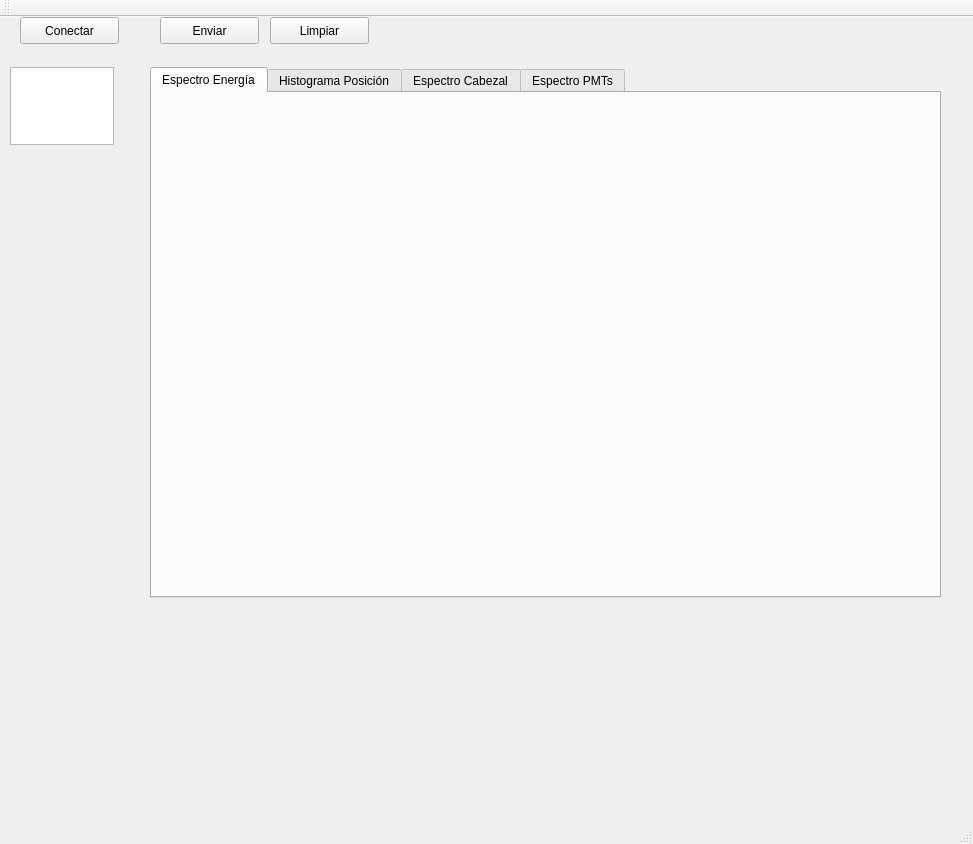
This is mainwindow.ui in dpirlo/qt-mca as Qt 5 draws it before an edit. The edited form follows.
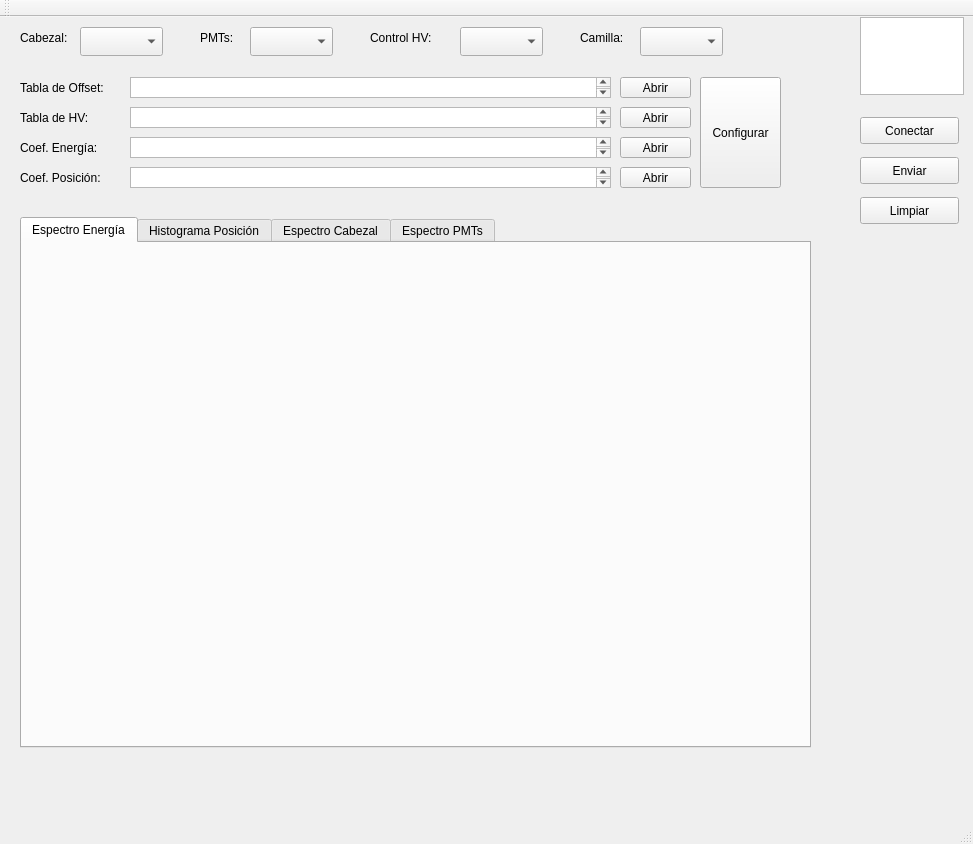
This is the edited form. Custom widgets are drawn as their Qt base class.

Commit message: Agregado: [mainwindow] Obtención de los path para los archivos de configuración.

```diff
--- a/mainwindow.ui
+++ b/mainwindow.ui
@@ -17,8 +17,8 @@
    <widget class="QPushButton" name="pushButton">
     <property name="geometry">
      <rect>
-      <x>20</x>
-      <y>0</y>
+      <x>860</x>
+      <y>100</y>
       <width>99</width>
       <height>27</height>
      </rect>
@@ -30,8 +30,8 @@
    <widget class="QPushButton" name="pushButton_2">
     <property name="geometry">
      <rect>
-      <x>160</x>
-      <y>0</y>
+      <x>860</x>
+      <y>140</y>
       <width>99</width>
       <height>27</height>
      </rect>
@@ -43,8 +43,8 @@
    <widget class="QPushButton" name="pushButton_3">
     <property name="geometry">
      <rect>
-      <x>270</x>
-      <y>0</y>
+      <x>860</x>
+      <y>180</y>
       <width>99</width>
       <height>27</height>
      </rect>
@@ -56,8 +56,8 @@
    <widget class="QTextEdit" name="textEdit">
     <property name="geometry">
      <rect>
-      <x>10</x>
-      <y>50</y>
+      <x>860</x>
+      <y>0</y>
       <width>104</width>
       <height>78</height>
      </rect>
@@ -66,8 +66,8 @@
    <widget class="QTabWidget" name="tabWidget">
     <property name="geometry">
      <rect>
-      <x>150</x>
-      <y>50</y>
+      <x>20</x>
+      <y>200</y>
       <width>791</width>
       <height>531</height>
      </rect>
@@ -148,6 +148,255 @@
      </widget>
     </widget>
    </widget>
+   <widget class="QLabel" name="label">
+    <property name="geometry">
+     <rect>
+      <x>20</x>
+      <y>60</y>
+      <width>111</width>
+      <height>21</height>
+     </rect>
+    </property>
+    <property name="text">
+     <string>Tabla de Offset:</string>
+    </property>
+   </widget>
+   <widget class="QLabel" name="label_2">
+    <property name="geometry">
+     <rect>
+      <x>20</x>
+      <y>90</y>
+      <width>101</width>
+      <height>21</height>
+     </rect>
+    </property>
+    <property name="text">
+     <string>Tabla de HV:</string>
+    </property>
+   </widget>
+   <widget class="QLabel" name="label_3">
+    <property name="geometry">
+     <rect>
+      <x>20</x>
+      <y>120</y>
+      <width>101</width>
+      <height>21</height>
+     </rect>
+    </property>
+    <property name="text">
+     <string>Coef. Energía:</string>
+    </property>
+   </widget>
+   <widget class="QLabel" name="label_4">
+    <property name="geometry">
+     <rect>
+      <x>20</x>
+      <y>150</y>
+      <width>101</width>
+      <height>21</height>
+     </rect>
+    </property>
+    <property name="text">
+     <string>Coef. Posición:</string>
+    </property>
+   </widget>
+   <widget class="QTextBrowser" name="textBrowser_offset">
+    <property name="geometry">
+     <rect>
+      <x>130</x>
+      <y>60</y>
+      <width>481</width>
+      <height>21</height>
+     </rect>
+    </property>
+   </widget>
+   <widget class="QTextBrowser" name="textBrowser_hv">
+    <property name="geometry">
+     <rect>
+      <x>130</x>
+      <y>90</y>
+      <width>481</width>
+      <height>21</height>
+     </rect>
+    </property>
+   </widget>
+   <widget class="QTextBrowser" name="textBrowser_energia">
+    <property name="geometry">
+     <rect>
+      <x>130</x>
+      <y>120</y>
+      <width>481</width>
+      <height>21</height>
+     </rect>
+    </property>
+   </widget>
+   <widget class="QTextBrowser" name="textBrowser_posicion">
+    <property name="geometry">
+     <rect>
+      <x>130</x>
+      <y>150</y>
+      <width>481</width>
+      <height>21</height>
+     </rect>
+    </property>
+   </widget>
+   <widget class="QComboBox" name="comboBox">
+    <property name="geometry">
+     <rect>
+      <x>80</x>
+      <y>10</y>
+      <width>83</width>
+      <height>29</height>
+     </rect>
+    </property>
+   </widget>
+   <widget class="QComboBox" name="comboBox_2">
+    <property name="geometry">
+     <rect>
+      <x>640</x>
+      <y>10</y>
+      <width>83</width>
+      <height>29</height>
+     </rect>
+    </property>
+   </widget>
+   <widget class="QComboBox" name="comboBox_3">
+    <property name="geometry">
+     <rect>
+      <x>460</x>
+      <y>10</y>
+      <width>83</width>
+      <height>29</height>
+     </rect>
+    </property>
+   </widget>
+   <widget class="QComboBox" name="comboBox_4">
+    <property name="geometry">
+     <rect>
+      <x>250</x>
+      <y>10</y>
+      <width>83</width>
+      <height>29</height>
+     </rect>
+    </property>
+   </widget>
+   <widget class="QLabel" name="label_5">
+    <property name="geometry">
+     <rect>
+      <x>20</x>
+      <y>10</y>
+      <width>61</width>
+      <height>21</height>
+     </rect>
+    </property>
+    <property name="text">
+     <string>Cabezal:</string>
+    </property>
+   </widget>
+   <widget class="QLabel" name="label_6">
+    <property name="geometry">
+     <rect>
+      <x>580</x>
+      <y>10</y>
+      <width>61</width>
+      <height>21</height>
+     </rect>
+    </property>
+    <property name="text">
+     <string>Camilla:</string>
+    </property>
+   </widget>
+   <widget class="QLabel" name="label_7">
+    <property name="geometry">
+     <rect>
+      <x>370</x>
+      <y>10</y>
+      <width>81</width>
+      <height>21</height>
+     </rect>
+    </property>
+    <property name="text">
+     <string>Control HV: </string>
+    </property>
+   </widget>
+   <widget class="QLabel" name="label_8">
+    <property name="geometry">
+     <rect>
+      <x>200</x>
+      <y>10</y>
+      <width>51</width>
+      <height>21</height>
+     </rect>
+    </property>
+    <property name="text">
+     <string>PMTs:</string>
+    </property>
+   </widget>
+   <widget class="QPushButton" name="pushButton_offset">
+    <property name="geometry">
+     <rect>
+      <x>620</x>
+      <y>60</y>
+      <width>71</width>
+      <height>21</height>
+     </rect>
+    </property>
+    <property name="text">
+     <string>Abrir</string>
+    </property>
+   </widget>
+   <widget class="QPushButton" name="pushButton_hv">
+    <property name="geometry">
+     <rect>
+      <x>620</x>
+      <y>90</y>
+      <width>71</width>
+      <height>21</height>
+     </rect>
+    </property>
+    <property name="text">
+     <string>Abrir</string>
+    </property>
+   </widget>
+   <widget class="QPushButton" name="pushButton_energia">
+    <property name="geometry">
+     <rect>
+      <x>620</x>
+      <y>120</y>
+      <width>71</width>
+      <height>21</height>
+     </rect>
+    </property>
+    <property name="text">
+     <string>Abrir</string>
+    </property>
+   </widget>
+   <widget class="QPushButton" name="pushButton_posicion">
+    <property name="geometry">
+     <rect>
+      <x>620</x>
+      <y>150</y>
+      <width>71</width>
+      <height>21</height>
+     </rect>
+    </property>
+    <property name="text">
+     <string>Abrir</string>
+    </property>
+   </widget>
+   <widget class="QPushButton" name="pushButton_configurar">
+    <property name="geometry">
+     <rect>
+      <x>700</x>
+      <y>60</y>
+      <width>81</width>
+      <height>111</height>
+     </rect>
+    </property>
+    <property name="text">
+     <string>Configurar</string>
+    </property>
+   </widget>
   </widget>
   <widget class="QMenuBar" name="menuBar">
    <property name="geometry">
```
The commit also changes 2 other files.
